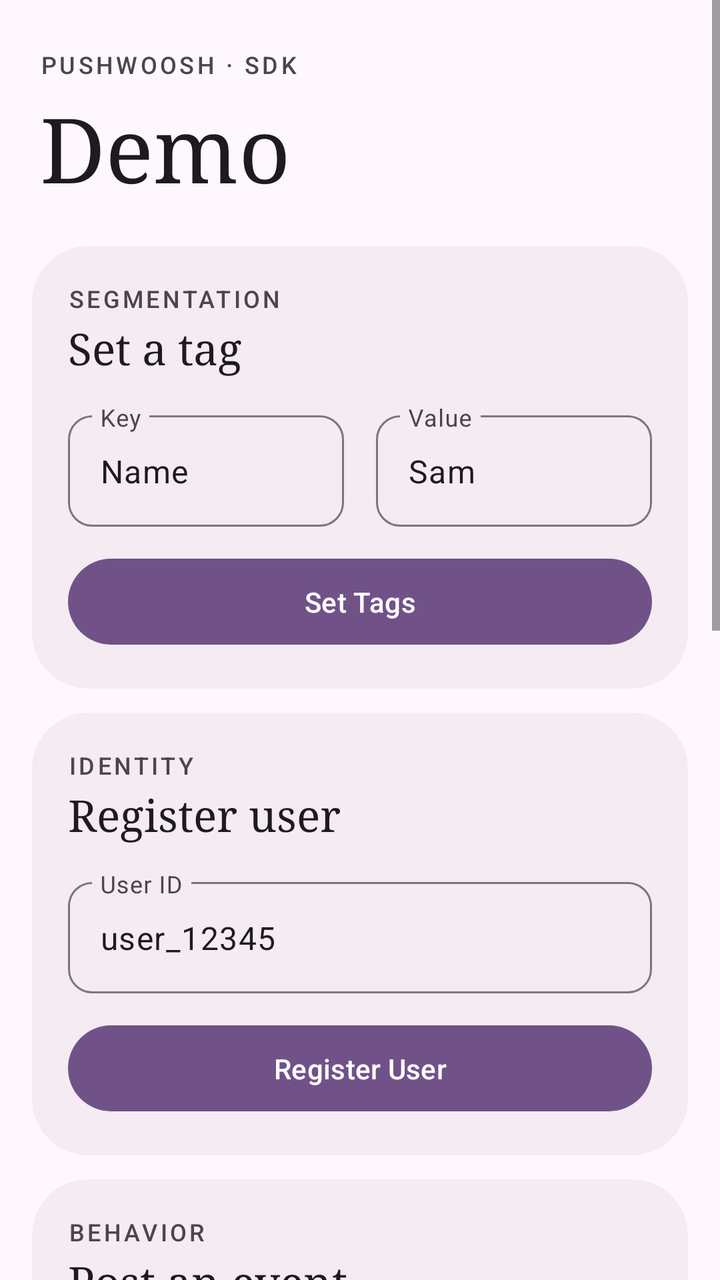
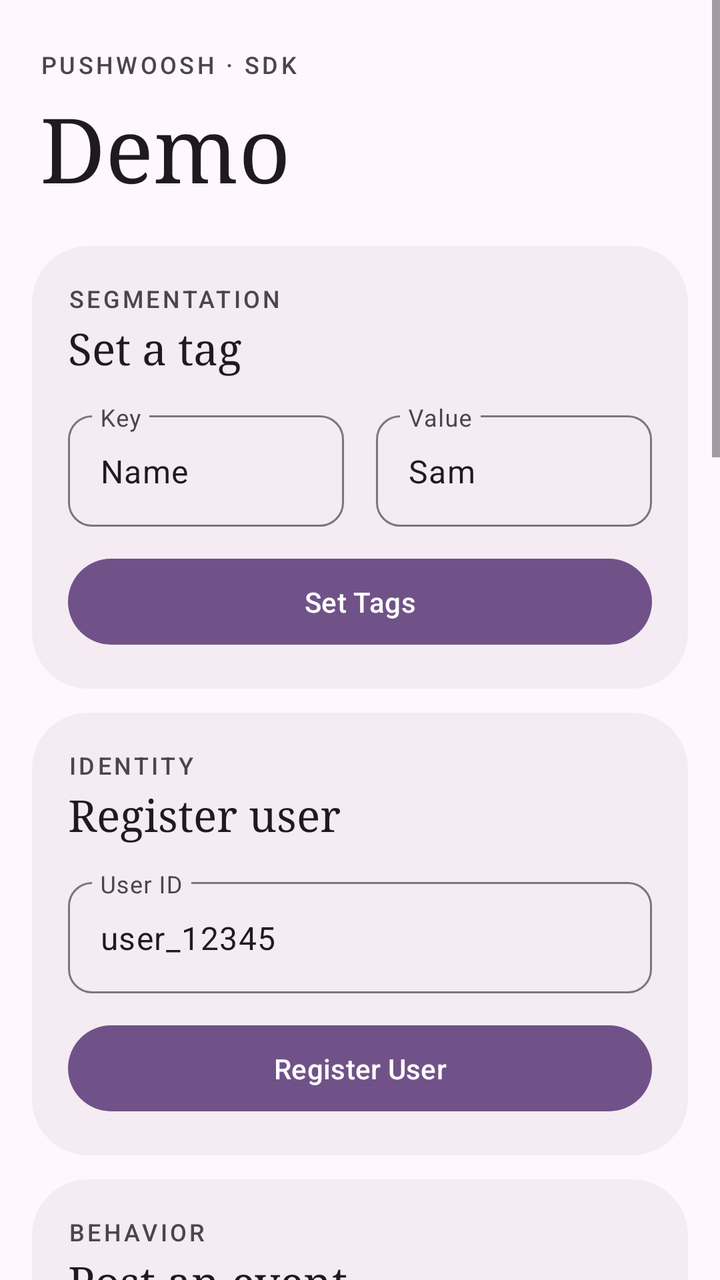

An Android layout rendered at two revisions. The XML below is the earlier revision; the diff shows what the commit changed to produce the second picture.
<!-- AndroidManifest.xml: application theme Theme.Demoapp -->
<!-- res/layout/fragment_home.xml -->
<?xml version="1.0" encoding="utf-8"?>
<ScrollView xmlns:android="http://schemas.android.com/apk/res/android"
    xmlns:app="http://schemas.android.com/apk/res-auto"
    xmlns:tools="http://schemas.android.com/tools"
    android:layout_width="match_parent"
    android:layout_height="match_parent">

    <LinearLayout
        android:layout_width="match_parent"
        android:layout_height="wrap_content"
        android:orientation="vertical"
        android:paddingHorizontal="16dp"
        android:paddingTop="8dp"
        android:paddingBottom="24dp">

        
        <LinearLayout
            android:layout_width="match_parent"
            android:layout_height="wrap_content"
            android:orientation="vertical"
            android:paddingHorizontal="4dp"
            android:paddingTop="16dp"
            android:paddingBottom="20dp">

            <TextView
                android:layout_width="wrap_content"
                android:layout_height="wrap_content"
                android:text="Pushwoosh · SDK"
                android:textAllCaps="true"
                android:textAppearance="?attr/textAppearanceLabelMedium"
                android:textColor="?attr/colorOnSurfaceVariant"
                android:letterSpacing="0.12"
                android:fontFamily="sans-serif-medium" />

            <TextView
                android:layout_width="wrap_content"
                android:layout_height="wrap_content"
                android:layout_marginTop="4dp"
                android:text="Demo"
                android:textAppearance="?attr/textAppearanceDisplayMedium"
                android:textColor="?attr/colorOnSurface"
                android:fontFamily="serif" />

        </LinearLayout>

        
        <com.google.android.material.card.MaterialCardView
            android:layout_width="match_parent"
            android:layout_height="wrap_content"
            android:layout_marginBottom="12dp"
            app:cardCornerRadius="28dp"
            app:cardElevation="0dp"
            app:cardBackgroundColor="?attr/colorSurfaceContainer"
            app:strokeWidth="0dp">

            <LinearLayout
                android:layout_width="match_parent"
                android:layout_height="wrap_content"
                android:orientation="vertical"
                android:padding="18dp">

                <TextView
                    android:layout_width="wrap_content"
                    android:layout_height="wrap_content"
                    android:text="Segmentation"
                    android:textAllCaps="true"
                    android:textAppearance="?attr/textAppearanceLabelMedium"
                    android:textColor="?attr/colorOnSurfaceVariant"
                    android:letterSpacing="0.12"
                    android:fontFamily="sans-serif-medium" />

                <TextView
                    android:layout_width="wrap_content"
                    android:layout_height="wrap_content"
                    android:layout_marginTop="2dp"
                    android:layout_marginBottom="14dp"
                    android:text="Set a tag"
                    android:textAppearance="?attr/textAppearanceTitleLarge"
                    android:textColor="?attr/colorOnSurface"
                    android:fontFamily="serif" />

                <LinearLayout
                    android:layout_width="match_parent"
                    android:layout_height="wrap_content"
                    android:orientation="horizontal"
                    android:layout_marginBottom="12dp">

                    <com.google.android.material.textfield.TextInputLayout
                        android:layout_width="0dp"
                        android:layout_height="wrap_content"
                        android:layout_weight="1"
                        android:layout_marginEnd="8dp"
                        style="@style/Widget.Demoapp.TextInputLayout">

                        <com.google.android.material.textfield.TextInputEditText
                            android:id="@+id/textInput1"
                            android:layout_width="match_parent"
                            android:layout_height="wrap_content"
                            android:hint="Key"
                            android:text="Name" />
                    </com.google.android.material.textfield.TextInputLayout>

                    <com.google.android.material.textfield.TextInputLayout
                        android:layout_width="0dp"
                        android:layout_height="wrap_content"
                        android:layout_weight="1"
                        android:layout_marginStart="8dp"
                        style="@style/Widget.Demoapp.TextInputLayout">

                        <com.google.android.material.textfield.TextInputEditText
                            android:id="@+id/textInput2"
                            android:layout_width="match_parent"
                            android:layout_height="wrap_content"
                            android:hint="Value"
                            android:text="Sam" />
                    </com.google.android.material.textfield.TextInputLayout>

                </LinearLayout>

                <com.google.android.material.button.MaterialButton
                    android:id="@+id/button"
                    android:layout_width="match_parent"
                    android:layout_height="wrap_content"
                    android:text="Set Tags" />

            </LinearLayout>
        </com.google.android.material.card.MaterialCardView>

        
        <com.google.android.material.card.MaterialCardView
            android:layout_width="match_parent"
            android:layout_height="wrap_content"
            android:layout_marginBottom="12dp"
            app:cardCornerRadius="28dp"
            app:cardElevation="0dp"
            app:cardBackgroundColor="?attr/colorSurfaceContainer"
            app:strokeWidth="0dp">

            <LinearLayout
                android:layout_width="match_parent"
                android:layout_height="wrap_content"
                android:orientation="vertical"
                android:padding="18dp">

                <TextView
                    android:layout_width="wrap_content"
                    android:layout_height="wrap_content"
                    android:text="Identity"
                    android:textAllCaps="true"
                    android:textAppearance="?attr/textAppearanceLabelMedium"
                    android:textColor="?attr/colorOnSurfaceVariant"
                    android:letterSpacing="0.12"
                    android:fontFamily="sans-serif-medium" />

                <TextView
                    android:layout_width="wrap_content"
                    android:layout_height="wrap_content"
                    android:layout_marginTop="2dp"
                    android:layout_marginBottom="14dp"
                    android:text="Register user"
                    android:textAppearance="?attr/textAppearanceTitleLarge"
                    android:textColor="?attr/colorOnSurface"
                    android:fontFamily="serif" />

                <com.google.android.material.textfield.TextInputLayout
                    android:layout_width="match_parent"
                    android:layout_height="wrap_content"
                    android:layout_marginBottom="12dp"
                    style="@style/Widget.Demoapp.TextInputLayout">

                    <com.google.android.material.textfield.TextInputEditText
                        android:id="@+id/textInput3"
                        android:layout_width="match_parent"
                        android:layout_height="wrap_content"
                        android:hint="User ID"
                        android:text="user_12345" />
                </com.google.android.material.textfield.TextInputLayout>

                <com.google.android.material.button.MaterialButton
                    android:id="@+id/button2"
                    android:layout_width="match_parent"
                    android:layout_height="wrap_content"
                    android:text="Register User" />

            </LinearLayout>
        </com.google.android.material.card.MaterialCardView>

        
        <com.google.android.material.card.MaterialCardView
            android:layout_width="match_parent"
            android:layout_height="wrap_content"
            android:layout_marginBottom="12dp"
            app:cardCornerRadius="28dp"
            app:cardElevation="0dp"
            app:cardBackgroundColor="?attr/colorSurfaceContainer"
            app:strokeWidth="0dp">

            <LinearLayout
                android:layout_width="match_parent"
                android:layout_height="wrap_content"
                android:orientation="vertical"
                android:padding="18dp">

                <TextView
                    android:layout_width="wrap_content"
                    android:layout_height="wrap_content"
                    android:text="Behavior"
                    android:textAllCaps="true"
                    android:textAppearance="?attr/textAppearanceLabelMedium"
                    android:textColor="?attr/colorOnSurfaceVariant"
                    android:letterSpacing="0.12"
                    android:fontFamily="sans-serif-medium" />

                <TextView
                    android:layout_width="wrap_content"
                    android:layout_height="wrap_content"
                    android:layout_marginTop="2dp"
                    android:layout_marginBottom="14dp"
                    android:text="Post an event"
                    android:textAppearance="?attr/textAppearanceTitleLarge"
                    android:textColor="?attr/colorOnSurface"
                    android:fontFamily="serif" />

                <com.google.android.material.textfield.TextInputLayout
                    android:layout_width="match_parent"
                    android:layout_height="wrap_content"
                    android:layout_marginBottom="8dp"
                    style="@style/Widget.Demoapp.TextInputLayout">

                    <com.google.android.material.textfield.TextInputEditText
                        android:id="@+id/textInput4"
                        android:layout_width="match_parent"
                        android:layout_height="wrap_content"
                        android:hint="Event Name"
                        android:text="purchase" />
                </com.google.android.material.textfield.TextInputLayout>

                <com.google.android.material.materialswitch.MaterialSwitch
                    android:id="@+id/switch3"
                    android:layout_width="match_parent"
                    android:layout_height="wrap_content"
                    android:text="With Attributes"
                    android:textColor="?attr/colorOnSurface"
                    android:layout_marginBottom="12dp"
                    android:paddingVertical="4dp" />

                <com.google.android.material.button.MaterialButton
                    android:id="@+id/button3"
                    android:layout_width="match_parent"
                    android:layout_height="wrap_content"
                    android:text="Post Event" />

            </LinearLayout>
        </com.google.android.material.card.MaterialCardView>

        
        <com.google.android.material.card.MaterialCardView
            android:layout_width="match_parent"
            android:layout_height="wrap_content"
            android:layout_marginBottom="12dp"
            app:cardCornerRadius="28dp"
            app:cardElevation="0dp"
            app:cardBackgroundColor="?attr/colorSurfaceContainer"
            app:strokeWidth="0dp">

            <LinearLayout
                android:layout_width="match_parent"
                android:layout_height="wrap_content"
                android:orientation="vertical"
                android:padding="18dp">

                <TextView
                    android:layout_width="wrap_content"
                    android:layout_height="wrap_content"
                    android:text="Device"
                    android:textAllCaps="true"
                    android:textAppearance="?attr/textAppearanceLabelMedium"
                    android:textColor="?attr/colorOnSurfaceVariant"
                    android:letterSpacing="0.12"
                    android:fontFamily="sans-serif-medium" />

                <TextView
                    android:layout_width="wrap_content"
                    android:layout_height="wrap_content"
                    android:layout_marginTop="2dp"
                    android:layout_marginBottom="14dp"
                    android:text="Identifiers"
                    android:textAppearance="?attr/textAppearanceTitleLarge"
                    android:textColor="?attr/colorOnSurface"
                    android:fontFamily="serif" />

                <com.google.android.material.button.MaterialButton
                    android:id="@+id/button4"
                    android:layout_width="match_parent"
                    android:layout_height="wrap_content"
                    android:text="Get Push Token"
                    style="@style/Widget.Demoapp.Button.Outlined"
                    android:layout_marginBottom="8dp" />

                <com.google.android.material.button.MaterialButton
                    android:id="@+id/button5"
                    android:layout_width="match_parent"
                    android:layout_height="wrap_content"
                    android:text="Get HWID"
                    style="@style/Widget.Demoapp.Button.Outlined"
                    android:layout_marginBottom="8dp" />

                <com.google.android.material.button.MaterialButton
                    android:id="@+id/button6"
                    android:layout_width="match_parent"
                    android:layout_height="wrap_content"
                    android:text="Get User ID"
                    style="@style/Widget.Demoapp.Button.Outlined"
                    android:layout_marginBottom="8dp" />

                <com.google.android.material.button.MaterialButton
                    android:id="@+id/button7"
                    android:layout_width="match_parent"
                    android:layout_height="wrap_content"
                    android:text="Get Application Code"
                    style="@style/Widget.Demoapp.Button.Outlined"
                    android:layout_marginBottom="8dp" />

                <com.google.android.material.button.MaterialButton
                    android:id="@+id/button8"
                    android:layout_width="match_parent"
                    android:layout_height="wrap_content"
                    android:text="Clear Launch Notification"
                    style="@style/Widget.Demoapp.Button.Outlined" />

            </LinearLayout>
        </com.google.android.material.card.MaterialCardView>

    </LinearLayout>

</ScrollView>
<!-- resources referenced by this layout -->
<resources>
  <style name="Widget.Demoapp.Button.Outlined" parent="Widget.Material3.Button.OutlinedButton">
          <item name="cornerRadius">100dp</item>
          <item name="android:paddingTop">12dp</item>
          <item name="android:paddingBottom">12dp</item>
          <item name="strokeColor">@color/md_theme_outline</item>
          <item name="strokeWidth">1.5dp</item>
      </style>
  <style name="Widget.Demoapp.TextInputLayout" parent="Widget.Material3.TextInputLayout.OutlinedBox">
          <item name="boxCornerRadiusTopStart">12dp</item>
          <item name="boxCornerRadiusTopEnd">12dp</item>
          <item name="boxCornerRadiusBottomStart">12dp</item>
          <item name="boxCornerRadiusBottomEnd">12dp</item>
      </style>
  <color name="md_theme_outline">#7C757E</color>
  <color name="md_theme_primary">#705289</color>
  <color name="md_theme_onPrimary">#FFFFFF</color>
  <color name="md_theme_primaryContainer">#F1DAFF</color>
  <color name="md_theme_onPrimaryContainer">#573A70</color>
  <color name="md_theme_secondary">#665A6F</color>
  <color name="md_theme_onSecondary">#FFFFFF</color>
  <color name="md_theme_secondaryContainer">#EEDDF6</color>
  <color name="md_theme_onSecondaryContainer">#4E4256</color>
  <color name="md_theme_tertiary">#805156</color>
  <color name="md_theme_onTertiary">#FFFFFF</color>
  <color name="md_theme_tertiaryContainer">#FFDADC</color>
  <color name="md_theme_onTertiaryContainer">#663A3F</color>
  <color name="md_theme_error">#BA1A1A</color>
  <color name="md_theme_onError">#FFFFFF</color>
  <color name="md_theme_errorContainer">#FFDAD6</color>
  <color name="md_theme_onErrorContainer">#93000A</color>
  <color name="md_theme_background">#FFF7FE</color>
  <color name="md_theme_onBackground">#1E1A20</color>
  <color name="md_theme_surface">#FFF7FE</color>
  <color name="md_theme_onSurface">#1E1A20</color>
  <color name="md_theme_surfaceVariant">#E9DFEA</color>
  <color name="md_theme_onSurfaceVariant">#4B454D</color>
  <color name="md_theme_surfaceContainerLowest">#FFFFFF</color>
  <color name="md_theme_surfaceContainerLow">#FAF1F9</color>
  <color name="md_theme_surfaceContainer">#F4EBF3</color>
  <color name="md_theme_surfaceContainerHigh">#EEE6ED</color>
  <color name="md_theme_surfaceContainerHighest">#E8E0E8</color>
  <color name="md_theme_outlineVariant">#CDC4CE</color>
  <style name="Widget.Demoapp.Button" parent="Widget.Material3.Button">
          <item name="cornerRadius">100dp</item>
          <item name="android:paddingTop">12dp</item>
          <item name="android:paddingBottom">12dp</item>
      </style>
  <!-- unchanged entries left out for length: 1 -->
</resources>

<!-- the commit's change to res/layout/fragment_home.xml (unified diff, before → after) -->
@@ -331,6 +331,100 @@
             </LinearLayout>
         </com.google.android.material.card.MaterialCardView>
 
+        
+        <com.google.android.material.card.MaterialCardView
+            android:layout_width="match_parent"
+            android:layout_height="wrap_content"
+            android:layout_marginBottom="12dp"
+            app:cardCornerRadius="28dp"
+            app:cardElevation="0dp"
+            app:cardBackgroundColor="?attr/colorSurfaceContainer"
+            app:strokeWidth="0dp">
+
+            <LinearLayout
+                android:layout_width="match_parent"
+                android:layout_height="wrap_content"
+                android:orientation="vertical"
+                android:padding="18dp">
+
+                <TextView
+                    android:layout_width="wrap_content"
+                    android:layout_height="wrap_content"
+                    android:text="Native In-App"
+                    android:textAllCaps="true"
+                    android:textAppearance="?attr/textAppearanceLabelMedium"
+                    android:textColor="?attr/colorOnSurfaceVariant"
+                    android:letterSpacing="0.12"
+                    android:fontFamily="sans-serif-medium" />
+
+                <TextView
+                    android:layout_width="wrap_content"
+                    android:layout_height="wrap_content"
+                    android:layout_marginTop="2dp"
+                    android:layout_marginBottom="4dp"
+                    android:text="Preview presets"
+                    android:textAppearance="?attr/textAppearanceTitleLarge"
+                    android:textColor="?attr/colorOnSurface"
+                    android:fontFamily="serif" />
+
+                <TextView
+                    android:layout_width="match_parent"
+                    android:layout_height="wrap_content"
+                    android:layout_marginBottom="14dp"
+                    android:text="Rendered locally via PushwooshInAppUi.present() — no server needed."
+                    android:textAppearance="?attr/textAppearanceBodySmall"
+                    android:textColor="?attr/colorOnSurfaceVariant" />
+
+                <com.google.android.material.button.MaterialButton
+                    android:id="@+id/buttonInAppBanner"
+                    android:layout_width="match_parent"
+                    android:layout_height="wrap_content"
+                    android:text="Banner (top)"
+                    style="@style/Widget.Demoapp.Button.Outlined"
+                    android:layout_marginBottom="8dp" />
+
+                <com.google.android.material.button.MaterialButton
+                    android:id="@+id/buttonInAppModal"
+                    android:layout_width="match_parent"
+                    android:layout_height="wrap_content"
+                    android:text="Modal"
+                    style="@style/Widget.Demoapp.Button.Outlined"
+                    android:layout_marginBottom="8dp" />
+
+                <com.google.android.material.button.MaterialButton
+                    android:id="@+id/buttonInAppModalFloating"
+                    android:layout_width="match_parent"
+                    android:layout_height="wrap_content"
+                    android:text="Modal (floating)"
+                    style="@style/Widget.Demoapp.Button.Outlined"
+                    android:layout_marginBottom="8dp" />
+
+                <com.google.android.material.button.MaterialButton
+                    android:id="@+id/buttonInAppFullscreen"
+                    android:layout_width="match_parent"
+                    android:layout_height="wrap_content"
+                    android:text="Fullscreen"
+                    style="@style/Widget.Demoapp.Button.Outlined"
+                    android:layout_marginBottom="8dp" />
+
+                <com.google.android.material.button.MaterialButton
+                    android:id="@+id/buttonInAppCarousel"
+                    android:layout_width="match_parent"
+                    android:layout_height="wrap_content"
+                    android:text="Carousel"
+                    style="@style/Widget.Demoapp.Button.Outlined"
+                    android:layout_marginBottom="8dp" />
+
+                <com.google.android.material.button.MaterialButton
+                    android:id="@+id/buttonInAppStories"
+                    android:layout_width="match_parent"
+                    android:layout_height="wrap_content"
+                    android:text="Stories"
+                    style="@style/Widget.Demoapp.Button.Outlined" />
+
+            </LinearLayout>
+        </com.google.android.material.card.MaterialCardView>
+
     </LinearLayout>
 
 </ScrollView>
